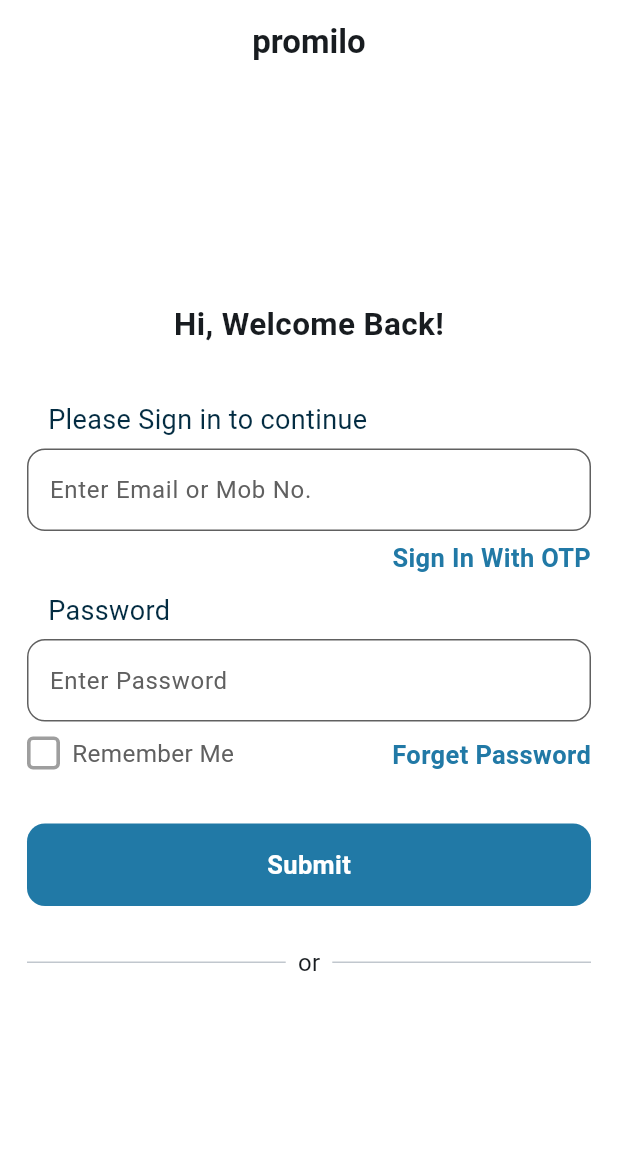
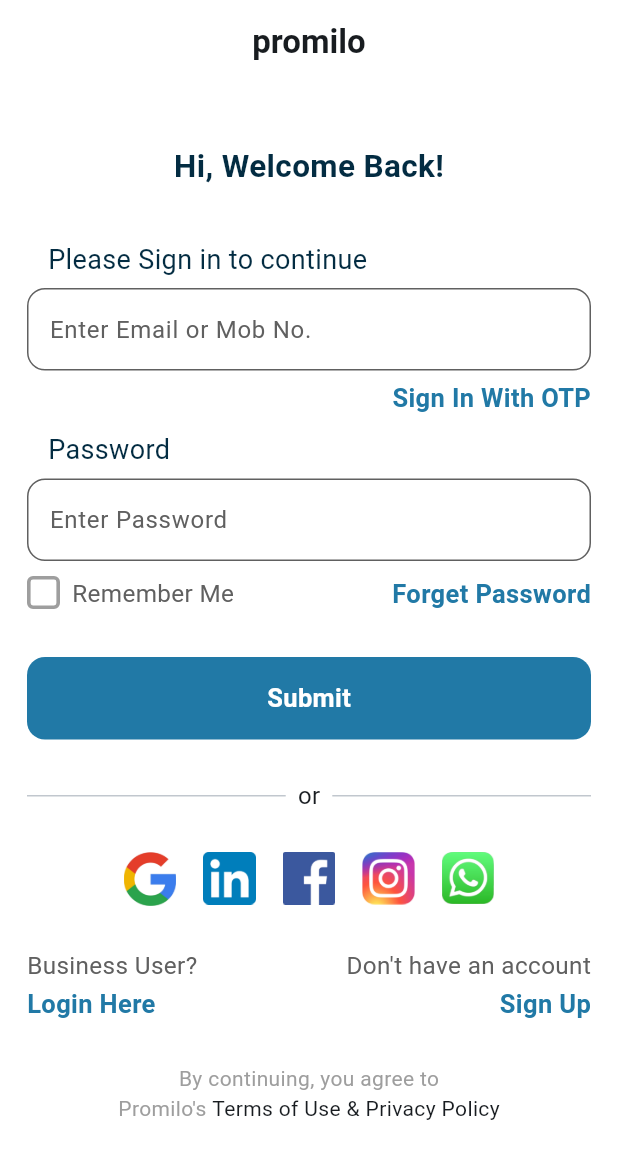
Before and after one commit to codex7Teen/promilo_app_flutter_api, a Flutter app: the screen it shows after launch, on a phone screen of 412 x 824 dp. Shown: the top 1159 px of the screen. Run offline on Flutter 3.47's test engine with Material 3 defaults, Android fonts, the phone set to English and light mode, and no system bars.

Commit message:
login screen ui completed

```diff
--- a/lib/core/config/app_text_styles.dart
+++ b/lib/core/config/app_text_styles.dart
@@ -10,8 +10,16 @@
   static const TextStyle textFieldsHeadingText =
       TextStyle(fontSize: 18, color: AppColors.darkBlueThemeColor);
 
-  static const TextStyle mainHeadingText =
-      TextStyle(fontWeight: FontWeight.bold, fontSize: 21);
+  static const TextStyle mainHeadingText = TextStyle(
+      fontWeight: FontWeight.bold,
+      fontSize: 21,
+      color: AppColors.darkBlueThemeColor);
 
-      static const TextStyle promiloText = TextStyle(fontWeight: FontWeight.bold);
+  static const TextStyle promiloText = TextStyle(fontWeight: FontWeight.bold);
+
+  static const TextStyle rememberMeText =
+      TextStyle(color: AppColors.darkGreyColor, fontSize: 16.2);
+
+  static const TextStyle buttonText = TextStyle(
+      fontWeight: FontWeight.bold, color: AppColors.whiteColor, fontSize: 17);
 }
--- a/lib/features/auth/presentation/screens/login_screen.dart
+++ b/lib/features/auth/presentation/screens/login_screen.dart
@@ -22,8 +22,9 @@
       ),
       backgroundColor: AppColors.whiteColor,
       //! BODY
-      body: Padding(
-        padding: const EdgeInsets.symmetric(horizontal: 18),
+      body: SingleChildScrollView(
+        child: Padding(
+          padding: const EdgeInsets.only(left: 18, right: 18, top: 40),
           child: Column(
             mainAxisAlignment: MainAxisAlignment.center,
             crossAxisAlignment: CrossAxisAlignment.start,
@@ -34,7 +35,7 @@
                 'Hi, Welcome Back!',
                 style: AppTextStyles.mainHeadingText,
               )),
-            SizedBox(height: 36),
+              SizedBox(height: 34),
               //! SIGN IN TEXT
               Padding(
                 padding: const EdgeInsets.only(left: 14),
@@ -91,11 +92,7 @@
                             border: Border.all(
                                 color: AppColors.greyColor, width: 2.4)),
                       ),
-                    Text(
-                      'Remember Me',
-                      style: TextStyle(
-                          color: AppColors.darkGreyColor, fontSize: 16.2),
-                    )
+                      Text('Remember Me', style: AppTextStyles.rememberMeText)
                     ],
                   ),
                   Text(
@@ -104,7 +101,7 @@
                   ),
                 ],
               ),
-            SizedBox(height: 34),
+              SizedBox(height: 30),
               //! SUBMIT BUTTON
               CustomBlueButton(buttonText: 'Submit'),
               SizedBox(height: 26),
@@ -123,7 +120,71 @@
                 ],
               ),
               SizedBox(height: 26),
+              //! SOCIAL MEDIA ICONS
+              Row(
+                spacing: 18,
+                mainAxisAlignment: MainAxisAlignment.center,
+                crossAxisAlignment: CrossAxisAlignment.start,
+                children: [
+                  Image.asset('assets/images/google_logo-removebg-preview.png',
+                      width: 35),
+                  Image.asset(
+                      'assets/images/LinkedIn_icon.svg-removebg-preview.png',
+                      width: 35),
+                  Image.asset(
+                      'assets/images/Facebook_logo__square_-removebg-preview.png',
+                      width: 35),
+                  Image.asset(
+                      'assets/images/Instagram_logo_2016-removebg-preview.png',
+                      width: 35),
+                  Image.asset('assets/images/whatsapp-removebg-preview.png',
+                      width: 35)
                 ],
+              ),
+              SizedBox(height: 28),
+              //! BUSINESS USER & DONT HAVE ACCOUNT TEXT
+              Row(
+                crossAxisAlignment: CrossAxisAlignment.start,
+                mainAxisAlignment: MainAxisAlignment.spaceBetween,
+                children: [
+                  Text('Business User?', style: AppTextStyles.rememberMeText),
+                  Text("Don't have an account",
+                      style: AppTextStyles.rememberMeText)
+                ],
+              ),
+              SizedBox(height: 2),
+              //! LOGIN & SIGNUP TEXT
+              Row(
+                crossAxisAlignment: CrossAxisAlignment.start,
+                mainAxisAlignment: MainAxisAlignment.spaceBetween,
+                children: [
+                  Text(
+                    'Login Here',
+                    style: AppTextStyles.blueColorButtonsText,
+                  ),
+                  Text(
+                    'Sign Up',
+                    style: AppTextStyles.blueColorButtonsText,
+                  ),
+                ],
+              ),
+              SizedBox(height: 28),
+
+              Center(
+                child: Text('By continuing, you agree to',
+                    style: TextStyle(color: AppColors.greyColor)),
+              ),
+              Row(
+                mainAxisAlignment: MainAxisAlignment.center,
+                crossAxisAlignment: CrossAxisAlignment.start,
+                children: [
+                  Text("Promilo's ",
+                      style: TextStyle(color: AppColors.greyColor)),
+                  Text("Terms of Use & Privacy Policy")
+                ],
+              )
+            ],
+          ),
         ),
       ),
     );
--- a/lib/shared/widgets/custom_blue_button.dart
+++ b/lib/shared/widgets/custom_blue_button.dart
@@ -1,5 +1,6 @@
 import 'package:flutter/material.dart';
 import 'package:promilo_flutter_app/core/config/app_colors.dart';
+import 'package:promilo_flutter_app/core/config/app_text_styles.dart';
 
 class CustomBlueButton extends StatelessWidget {
   final String buttonText;
@@ -16,10 +17,7 @@
       child: Center(
           child: Text(
         buttonText,
-        style: TextStyle(
-            fontWeight: FontWeight.bold,
-            color: AppColors.whiteColor,
-            fontSize: 17),
+        style: AppTextStyles.buttonText,
       )),
     );
   }
--- a/pubspec.yaml
+++ b/pubspec.yaml
@@ -58,9 +58,8 @@
   uses-material-design: true
 
   # To add assets to your application, add an assets section, like this:
-  # assets:
-  #   - images/a_dot_burr.jpeg
-  #   - images/a_dot_ham.jpeg
+  assets:
+    - assets/images/
 
   # An image asset can refer to one or more resolution-specific "variants", see
   # https://flutter.dev/to/resolution-aware-images
```
Also changed, not shown: assets/images/Facebook_logo__square_-removebg-preview.png (added), assets/images/Instagram_logo_2016-removebg-preview.png (added), assets/images/LinkedIn_icon.svg-removebg-preview.png (added), assets/images/google_logo-removebg-preview.png (added), assets/images/whatsapp-removebg-preview.png (added). Lines whose indentation alone changed are shown as unchanged.
